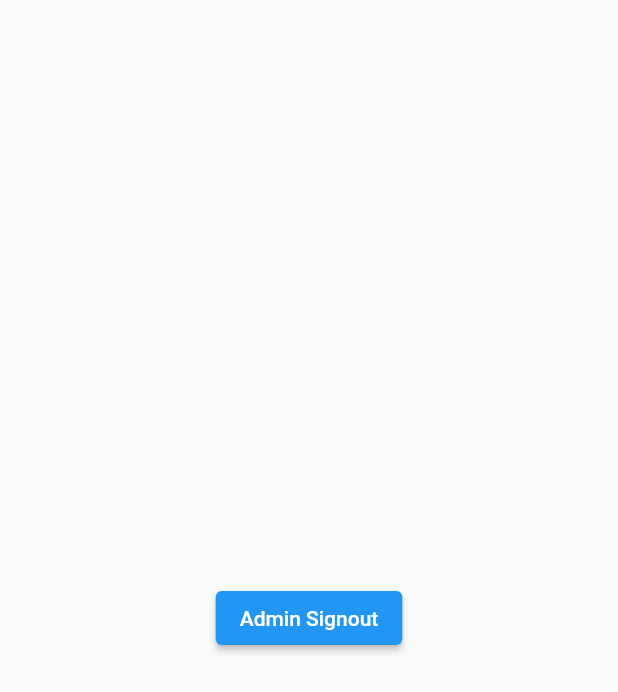
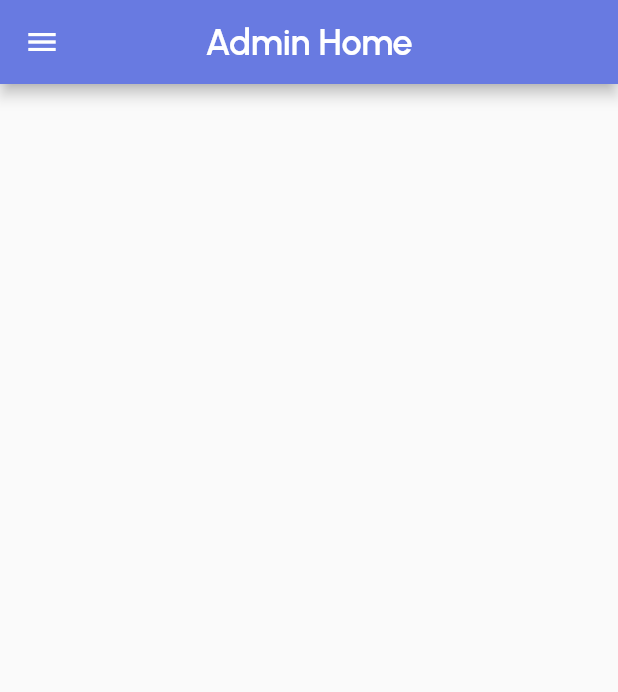
Before and after one commit to Year-04-projects/AppointmentApp, a Flutter app: the adminHome screen opened directly, on a phone screen of 412 x 824 dp. Shown: the top 692 px of the screen. Run offline on Flutter 3.47's test engine with Material 2 defaults, Android fonts, the phone set to English and light mode, and no system bars; our stand-ins replace cloud_firestore, firebase_auth, firebase_core, fluttertoast, google_fonts; accounts and stored records are empty.

Commit message:
Admin Dashboard Added

```diff
--- a/appointment/lib/screens/AdminScreens/adminhome.dart
+++ b/appointment/lib/screens/AdminScreens/adminhome.dart
@@ -1,5 +1,9 @@
+import 'package:appointment/utils/colors.dart';
 import 'package:flutter/material.dart';
+import 'package:google_fonts/google_fonts.dart';
+import '../../models/user_model.dart';
 import '../../services/auth_services.dart';
+import '../../widgets/nav_drawer.dart';
 import '../authscreens/login.dart';
 
 class adminHome extends StatefulWidget {
@@ -10,18 +14,74 @@ class adminHome extends StatefulWidget {
 }
 
 class _adminHomeState extends State<adminHome> {
+  User? _user;
+  //get logged user details
+  void userdetails() async {
+    User user = await AuthServices().getUserDetails();
+    print('name');
+    print(user);
+    setState(() {
+      _user = user;
+    });
+  }
+
+  @override
+  void initState() {
+    super.initState();
+    userdetails();
+  }
+
   @override
   Widget build(BuildContext context) {
-    return Center(
-      child: ElevatedButton(
-        onPressed: () {
-          AuthServices().signOut();
-          Navigator.pushReplacement(
-              context, MaterialPageRoute(builder: (context) => login()));
-        },
-        child: Text('Admin Signout'),
+    return Scaffold(
+      appBar: AppBar(
+        centerTitle: true,
+        backgroundColor: primaryColor,
+        title: Text(
+          'Admin Home',
+          style: GoogleFonts.urbanist(
+            fontSize: 24,
+            fontWeight: FontWeight.w600,
+            letterSpacing: -0.1,
+          ),
+        ),
       ),
+      drawer: NavDrawer(user: _user),
     );
-    ;
   }
 }
+// class NavDrawer extends  StatelessWidget {
+//   const NavDrawer({super.key});
+
+//   @override
+//   Widget build(BuildContext context) => Drawer(
+//     child: SingleChildScrollView(child: Column(
+//       crossAxisAlignment: CrossAxisAlignment.stretch,
+//       children: <Widget>[
+//         buildHeader(context),
+//         buildMenueItem(context),
+//       ],)),
+//   );
+//   Widget buildHeader(BuildContext context) =>Container();
+//   Widget buildMenueItem(BuildContext context) =>Column(
+//     children:[
+//       ListTile(
+//         leading: const Icon(Icons.home_outlined),
+//         title: const Text('Home'),
+//         onTap: () {
+
+//         },
+//       )
+//     ]
+//   );
+// }
+//  Center(
+//       child: ElevatedButton(
+//         onPressed: () {
+          // AuthServices().signOut();
+          // Navigator.pushReplacement(
+          //     context, MaterialPageRoute(builder: (context) => login()));
+//         },
+//         child: Text('Admin Signout'),
+//       ),
+//     );
--- a/appointment/lib/screens/authscreens/register.dart
+++ b/appointment/lib/screens/authscreens/register.dart
@@ -104,7 +104,7 @@ class _registerState extends State<register> {
                     ),
                     const Spacer(flex: 2),
                     Text(
-                      'Sign up for free',
+                      'Sign up',
                       style: GoogleFonts.urbanist(
                         fontSize: 24,
                         fontWeight: FontWeight.w600,
--- a/appointment/lib/utils/colors.dart
+++ b/appointment/lib/utils/colors.dart
@@ -2,6 +2,7 @@ import 'package:flutter/material.dart';
 
 const primaryColor = Color.fromRGBO(104, 122, 225, 1);
 const secondaryColor = Color.fromRGBO(242, 223, 215, 1);
+const darkprimaryColor = Color(0xFF010230);
 const lightPrimaryColor = Color.fromRGBO(155, 106, 222, 0.3);
 const unselectedIconColor = Color.fromRGBO(101, 96, 112, 1);
 const paginationColor = Color.fromRGBO(131, 145, 161, 1);
--- a/appointment/pubspec.yaml
+++ b/appointment/pubspec.yaml
@@ -41,6 +41,7 @@ dependencies:
   firebase_auth: ^4.2.10
   google_fonts: ^4.0.3
   fluttertoast: ^8.2.1
+  sidebarx: ^0.15.0
 
 dev_dependencies:
   flutter_test:
```
Also changed, not shown: appointment/lib/widgets/nav_drawer.dart (added, +164 -0 lines), appointment/pubspec.lock.
